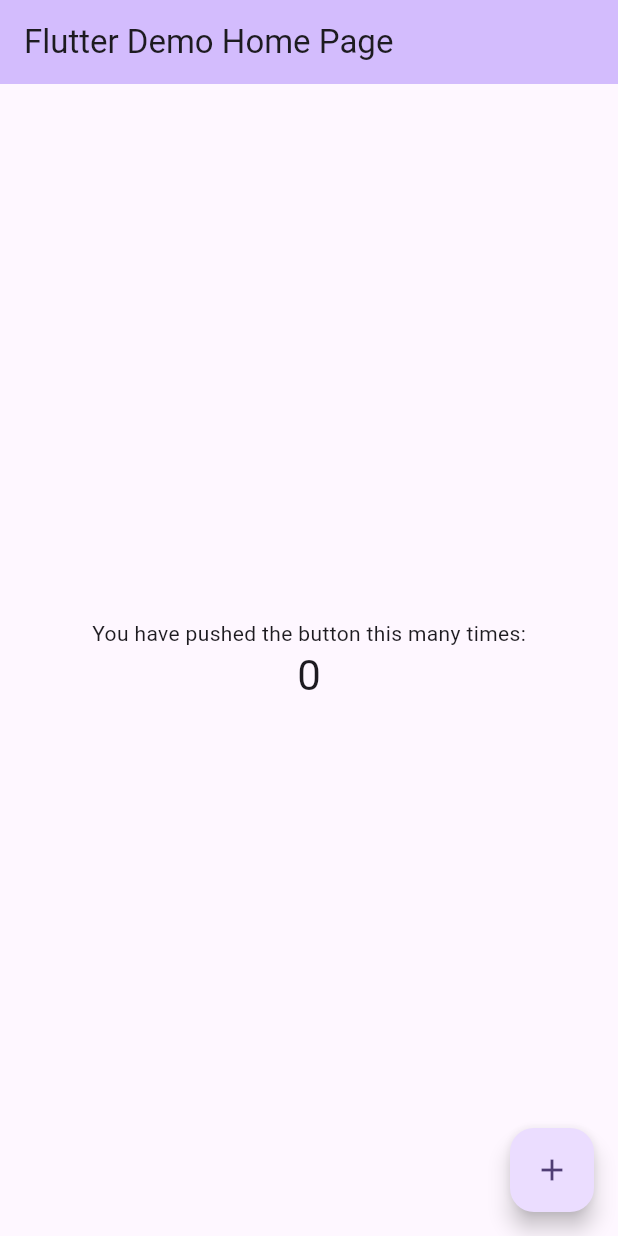
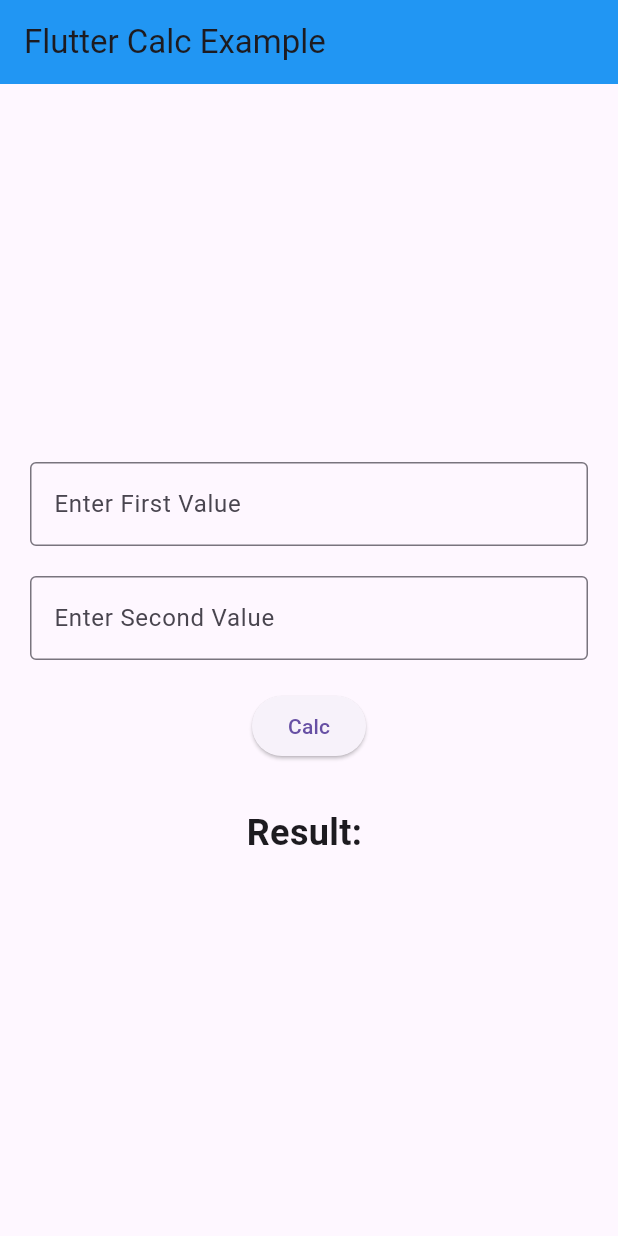
Before and after one commit to yasminshapochkin/school, a Flutter app: the screen it shows after launch, on a phone screen of 412 x 824 dp. Run offline on Flutter 3.47's test engine with Material 3 defaults, Android fonts, the phone set to English and light mode, and no system bars.

Commit message:
upgrading the calc app

```diff
--- a/mobileSys/yasmin/flutter_application_try_1/lib/main.dart
+++ b/mobileSys/yasmin/flutter_application_try_1/lib/main.dart
@@ -1,4 +1,4 @@
-import 'package:material_ui/material_ui.dart';
+import 'package:flutter/material.dart';
 
 void main() {
   runApp(const MyApp());
@@ -7,116 +7,108 @@ void main() {
 class MyApp extends StatelessWidget {
   const MyApp({super.key});
 
-  // This widget is the root of your application.
   @override
   Widget build(BuildContext context) {
     return MaterialApp(
-      title: 'Flutter Demo',
-      theme: ThemeData(
-        // This is the theme of your application.
-        //
-        // TRY THIS: Try running your application with "flutter run". You'll see
-        // the application has a purple toolbar. Then, without quitting the app,
-        // try changing the seedColor in the colorScheme below to Colors.green
-        // and then invoke "hot reload" (save your changes or press the "hot
-        // reload" button in a Flutter-supported IDE, or press "r" if you used
-        // the command line to start the app).
-        //
-        // Notice that the counter didn't reset back to zero; the application
-        // state is not lost during the reload. To reset the state, use hot
-        // restart instead.
-        //
-        // This works for code too, not just values: Most code changes can be
-        // tested with just a hot reload.
-        colorScheme: .fromSeed(seedColor: Colors.deepPurple),
-      ),
-      home: const MyHomePage(title: 'Flutter Demo Home Page'),
+      debugShowCheckedModeBanner: false,
+      title: 'Concatenation App',
+      home: const CalcPage(),
     );
   }
 }
 
-class MyHomePage extends StatefulWidget {
-  const MyHomePage({super.key, required this.title});
-
-  // This widget is the home page of your application. It is stateful, meaning
-  // that it has a State object (defined below) that contains fields that affect
-  // how it looks.
-
-  // This class is the configuration for the state. It holds the values (in this
-  // case the title) provided by the parent (in this case the App widget) and
-  // used by the build method of the State. Fields in a Widget subclass are
-  // always marked "final".
-
-  final String title;
+class CalcPage extends StatefulWidget {
+  const CalcPage({super.key});
 
   @override
-  State<MyHomePage> createState() => _MyHomePageState();
+  State<CalcPage> createState() => _CalcPageState();
 }
 
-class _MyHomePageState extends State<MyHomePage> {
-  int _counter = 0;
+class _CalcPageState extends State<CalcPage> {
+  // Controllers for reading text fields
+  final TextEditingController value1Controller =
+      TextEditingController();
+  final TextEditingController value2Controller =
+      TextEditingController();
 
-  void _incrementCounter() {
-    setState(() {
-      // This call to setState tells the Flutter framework that something has
-      // changed in this State, which causes it to rerun the build method below
-      // so that the display can reflect the updated values. If we changed
-      // _counter without calling setState(), then the build method would not be
-      // called again, and so nothing would appear to happen.
-      _counter++;
-    });
+  // Result variable
+  String result = '';
+
+  // Function for concatenating two values
+
+  void calculate() {
+  double? num1 =
+      double.tryParse(value1Controller.text);
+  double? num2 =
+      double.tryParse(value2Controller.text);
+  String value1 = value1Controller.text;
+  String value2 = value2Controller.text;
+  setState(() {
+    if (num1 == null || num2 == null) {
+      result = value1 + value2;
+    } else {
+      result = (num1 + num2).toString();
+    }
+  });
+}
+
+  @override
+  void dispose() {
+    value1Controller.dispose();
+    value2Controller.dispose();
+    super.dispose();
   }
 
   @override
   Widget build(BuildContext context) {
-    // This method is rerun every time setState is called, for instance as done
-    // by the _incrementCounter method above.
-    //
-    // The Flutter framework has been optimized to make rerunning build methods
-    // fast, so that you can just rebuild anything that needs updating rather
-    // than having to individually change instances of widgets.
     return Scaffold(
       appBar: AppBar(
-        // TRY THIS: Try changing the color here to a specific color (to
-        // Colors.amber, perhaps?) and trigger a hot reload to see the AppBar
-        // change color while the other colors stay the same.
-        backgroundColor: Theme.of(context).colorScheme.inversePrimary,
-        // Here we take the value from the MyHomePage object that was created by
-        // the App.build method, and use it to set our appbar title.
-        title: Text(widget.title),
+        title: const Text('Flutter Calc Example'),
+        backgroundColor: Colors.blue,
       ),
-      body: Center(
-        // Center is a layout widget. It takes a single child and positions it
-        // in the middle of the parent.
+      body: Padding(
+        padding: const EdgeInsets.all(20),
         child: Column(
-          // Column is also a layout widget. It takes a list of children and
-          // arranges them vertically. By default, it sizes itself to fit its
-          // children horizontally, and tries to be as tall as its parent.
-          //
-          // Column has various properties to control how it sizes itself and
-          // how it positions its children. Here we use mainAxisAlignment to
-          // center the children vertically; the main axis here is the vertical
-          // axis because Columns are vertical (the cross axis would be
-          // horizontal).
-          //
-          // TRY THIS: Invoke "debug painting" (choose the "Toggle Debug Paint"
-          // action in the IDE, or press "p" in the console), to see the
-          // wireframe for each widget.
-          mainAxisAlignment: .center,
+          mainAxisAlignment: MainAxisAlignment.center,
           children: [
-            const Text('You have pushed the button this many times:'),
+            // First TextField
+            TextField(
+              controller: value1Controller,
+              decoration: const InputDecoration(
+                labelText: 'Enter First Value',
+                border: OutlineInputBorder(),
+              ),
+            ),
+            const SizedBox(height: 20),
+
+            // Second TextField
+            TextField(
+              controller: value2Controller,
+              decoration: const InputDecoration(
+                labelText: 'Enter Second Value',
+                border: OutlineInputBorder(),
+              ),
+            ),
+            const SizedBox(height: 20),
+
+            // Calc Button
+            ElevatedButton(
+              onPressed: calculate,
+              child: const Text('Calc'),
+            ),
+            const SizedBox(height: 30),
+
+            // Result
             Text(
-              '$_counter',
-              style: Theme.of(context).textTheme.headlineMedium,
+              'Result: $result',
+              style: const TextStyle(
+                fontSize: 24,
+                fontWeight: FontWeight.bold,
+              ),
             ),
           ],
         ),
       ),
-      floatingActionButton: FloatingActionButton(
-        onPressed: _incrementCounter,
-        tooltip: 'Increment',
-        child: const Icon(Icons.add),
-      ),
     );
   }
 }
```
